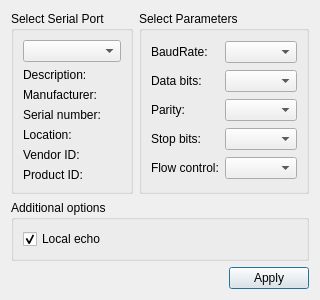
Wadym/fm, file src/terminal/serialport/terminal/settingsdialog.ui: the form before one commit.
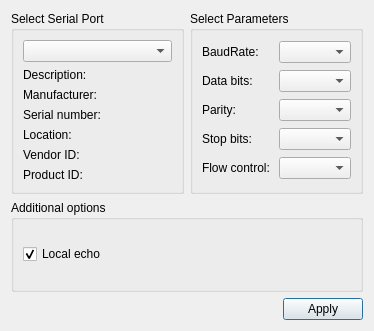
The form after the commit.

What changed in the file:
```diff
--- a/src/terminal/serialport/terminal/settingsdialog.ui
+++ b/src/terminal/serialport/terminal/settingsdialog.ui
@@ -6,8 +6,8 @@
    <rect>
     <x>0</x>
     <y>0</y>
-    <width>281</width>
-    <height>262</height>
+    <width>374</width>
+    <height>331</height>
    </rect>
   </property>
   <property name="windowTitle">
@@ -28,7 +28,17 @@
        </widget>
       </item>
       <item row="0" column="1">
-       <widget class="QComboBox" name="baudRateBox"/>
+       <widget class="QComboBox" name="baudRateBox">
+        <property name="editable">
+         <bool>false</bool>
+        </property>
+        <property name="currentIndex">
+         <number>-1</number>
+        </property>
+        <property name="insertPolicy">
+         <enum>QComboBox::InsertPolicy::InsertAtBottom</enum>
+        </property>
+       </widget>
       </item>
       <item row="1" column="0">
        <widget class="QLabel" name="dataBitsLabel">
```
Left out of the diff: 5 changed lines with no effect on the pictures.
